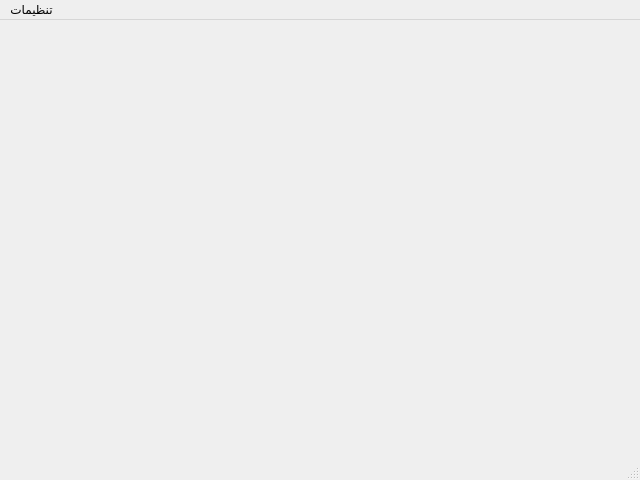
Alireza8hi/Project-DigiKala, file MainAdminWindow.ui: the form before one commit.
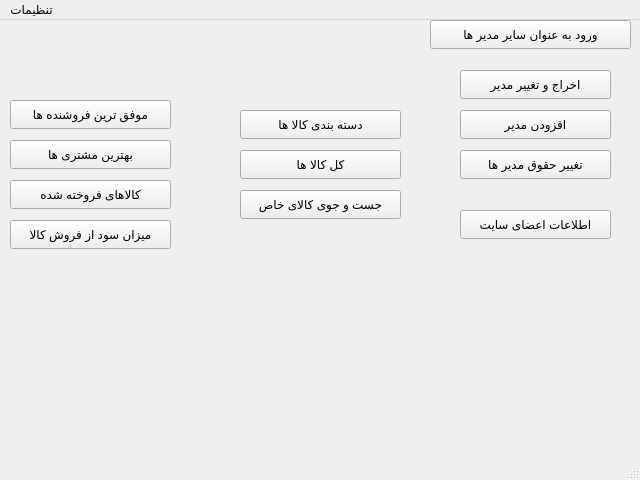
The form after the commit. Icons and pictures are not drawn.

Diff of the .ui file:
```diff
--- a/MainAdminWindow.ui
+++ b/MainAdminWindow.ui
@@ -13,7 +13,167 @@
   <property name="windowTitle">
    <string>MainWindow</string>
   </property>
-  <widget class="QWidget" name="centralwidget"/>
+  <property name="toolTip">
+   <string>&lt;html&gt;&lt;head/&gt;&lt;body&gt;&lt;p&gt;&lt;img src=&quot;:/Pics/Pics/NoBack.png&quot;/&gt;&lt;/p&gt;&lt;/body&gt;&lt;/html&gt;</string>
+  </property>
+  <widget class="QWidget" name="centralwidget">
+   <widget class="QPushButton" name="pushButton_change_admin">
+    <property name="geometry">
+     <rect>
+      <x>460</x>
+      <y>50</y>
+      <width>151</width>
+      <height>29</height>
+     </rect>
+    </property>
+    <property name="text">
+     <string>اخراج و تغییر مدیر</string>
+    </property>
+   </widget>
+   <widget class="QPushButton" name="pushButton_add_admin">
+    <property name="geometry">
+     <rect>
+      <x>460</x>
+      <y>90</y>
+      <width>151</width>
+      <height>29</height>
+     </rect>
+    </property>
+    <property name="text">
+     <string>افزودن مدیر</string>
+    </property>
+   </widget>
+   <widget class="QPushButton" name="pushButton_change_admin_income">
+    <property name="geometry">
+     <rect>
+      <x>460</x>
+      <y>130</y>
+      <width>151</width>
+      <height>29</height>
+     </rect>
+    </property>
+    <property name="text">
+     <string>تغییر حقوق مدیر ها</string>
+    </property>
+   </widget>
+   <widget class="QPushButton" name="pushButton_successful_sellers">
+    <property name="geometry">
+     <rect>
+      <x>10</x>
+      <y>80</y>
+      <width>161</width>
+      <height>29</height>
+     </rect>
+    </property>
+    <property name="text">
+     <string>موفق ترین فروشنده ها</string>
+    </property>
+   </widget>
+   <widget class="QPushButton" name="pushButton_best_customers">
+    <property name="geometry">
+     <rect>
+      <x>10</x>
+      <y>120</y>
+      <width>161</width>
+      <height>29</height>
+     </rect>
+    </property>
+    <property name="text">
+     <string>بهترین مشتری ها</string>
+    </property>
+   </widget>
+   <widget class="QPushButton" name="pushButton_sold_commodities">
+    <property name="geometry">
+     <rect>
+      <x>10</x>
+      <y>160</y>
+      <width>161</width>
+      <height>29</height>
+     </rect>
+    </property>
+    <property name="text">
+     <string>کالاهای فروخته شده</string>
+    </property>
+   </widget>
+   <widget class="QPushButton" name="pushButton_commodities_profit">
+    <property name="geometry">
+     <rect>
+      <x>10</x>
+      <y>200</y>
+      <width>161</width>
+      <height>29</height>
+     </rect>
+    </property>
+    <property name="text">
+     <string>میزان سود از فروش کالا</string>
+    </property>
+   </widget>
+   <widget class="QPushButton" name="pushButton_open_other_admins">
+    <property name="geometry">
+     <rect>
+      <x>430</x>
+      <y>0</y>
+      <width>201</width>
+      <height>29</height>
+     </rect>
+    </property>
+    <property name="text">
+     <string>ورود به عنوان سایر مدیر ها</string>
+    </property>
+   </widget>
+   <widget class="QPushButton" name="pushButton_read_user_information">
+    <property name="geometry">
+     <rect>
+      <x>460</x>
+      <y>190</y>
+      <width>151</width>
+      <height>29</height>
+     </rect>
+    </property>
+    <property name="text">
+     <string>اطلاعات اعضای سایت</string>
+    </property>
+   </widget>
+   <widget class="QPushButton" name="pushButton_all_of_commodities">
+    <property name="geometry">
+     <rect>
+      <x>240</x>
+      <y>130</y>
+      <width>161</width>
+      <height>29</height>
+     </rect>
+    </property>
+    <property name="text">
+     <string>کل کالا ها</string>
+    </property>
+   </widget>
+   <widget class="QPushButton" name="pushButton_search_speciefic_commodity">
+    <property name="geometry">
+     <rect>
+      <x>240</x>
+      <y>170</y>
+      <width>161</width>
+      <height>29</height>
+     </rect>
+    </property>
+    <property name="text">
+     <string>جست و جوی کالای خاص</string>
+    </property>
+   </widget>
+   <widget class="QPushButton" name="pushButton_categories">
+    <property name="geometry">
+     <rect>
+      <x>240</x>
+      <y>90</y>
+      <width>161</width>
+      <height>29</height>
+     </rect>
+    </property>
+    <property name="text">
+     <string>دسته بندی کالا ها</string>
+    </property>
+   </widget>
+  </widget>
   <widget class="QMenuBar" name="menubar">
    <property name="geometry">
     <rect>
```
Left out of the diff: 6 changed lines with no effect on the pictures.
